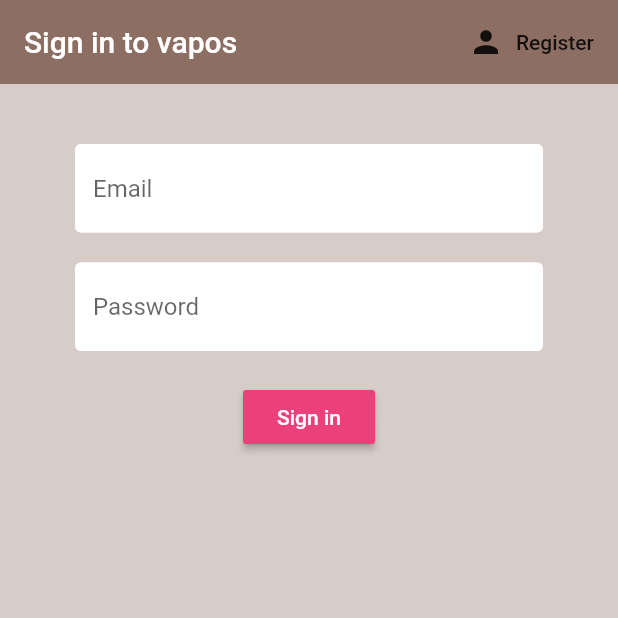
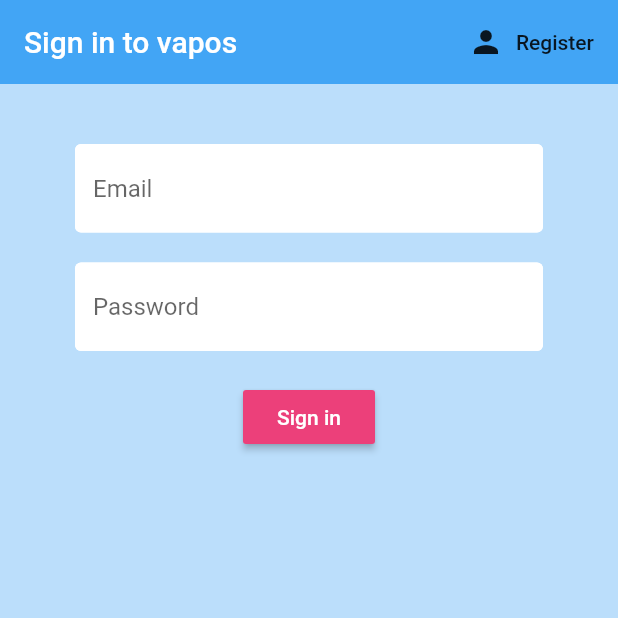
Before and after one commit to AdGlad/vapos, a Flutter app: the screen it shows after launch, after a tap on "Register", after a tap on "Sign In", on a phone screen of 412 x 824 dp, the top half of it. Run offline on Flutter 3.47's test engine with Material 2 defaults, Android fonts, the phone set to English and light mode, and no system bars; our stand-ins replace cloud_firestore, firebase_auth, flutter_spinkit; accounts and stored records are empty.

Commit message:
updated keyboard

```diff
--- a/lib/screens/authenticate/register.dart
+++ b/lib/screens/authenticate/register.dart
@@ -19,11 +19,13 @@ class _RegisterState extends State<Register> {
   String error='';
   bool loading = false;
   @override
+
+
   Widget build(BuildContext context) {
     return Scaffold(
-      backgroundColor: Colors.brown[100],
+      backgroundColor: Colors.blue[100],
       appBar: AppBar(
-        backgroundColor: Colors.brown[400],
+        backgroundColor: Colors.blue[400],
         elevation: 0.0,
         title: Text('Sign up for vapos'),
         actions: <Widget>[
@@ -43,6 +45,7 @@ class _RegisterState extends State<Register> {
             children: <Widget>[
               SizedBox(height: 20.0),
               TextFormField(
+                keyboardType: TextInputType.emailAddress,
                 decoration: textInputDecoration.copyWith(hintText: 'Email',),
                 validator: (val) => val.isEmpty ? 'Enter Email' : null,
                 onChanged: (val) {
--- a/lib/screens/authenticate/sign_in.dart
+++ b/lib/screens/authenticate/sign_in.dart
@@ -23,9 +23,9 @@ class _SignInState extends State<SignIn> {
   @override
   Widget build(BuildContext context) {
     return loading ? Loading() : Scaffold(
-      backgroundColor: Colors.brown[100],
+      backgroundColor: Colors.blue[100],
       appBar: AppBar(
-        backgroundColor: Colors.brown[400],
+        backgroundColor: Colors.blue[400],
         elevation: 0.0,
         title: Text('Sign in to vapos'),
         actions: <Widget>[
--- a/lib/screens/home/settings_form.dart
+++ b/lib/screens/home/settings_form.dart
@@ -27,6 +27,7 @@ class _SettingsFormState extends State<SettingsForm> {
   Widget build(BuildContext context) {
 
     User user = Provider.of<User>(context);
+
 
     return StreamBuilder<UserData>(
       stream: DatabaseService(uid: user.uid).userData,
```
